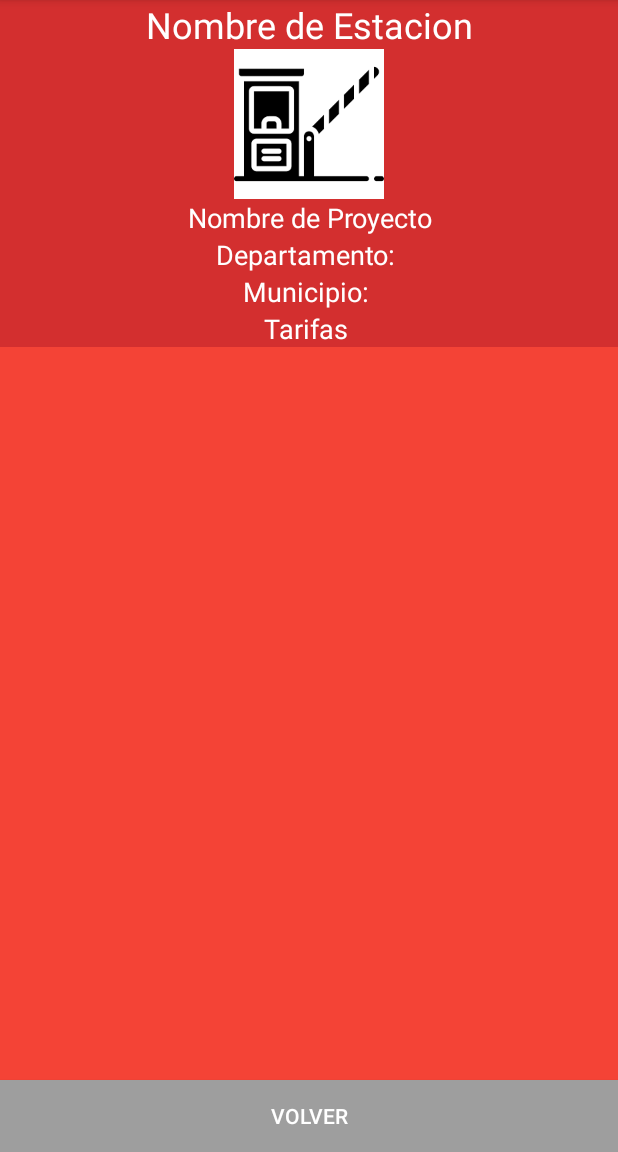
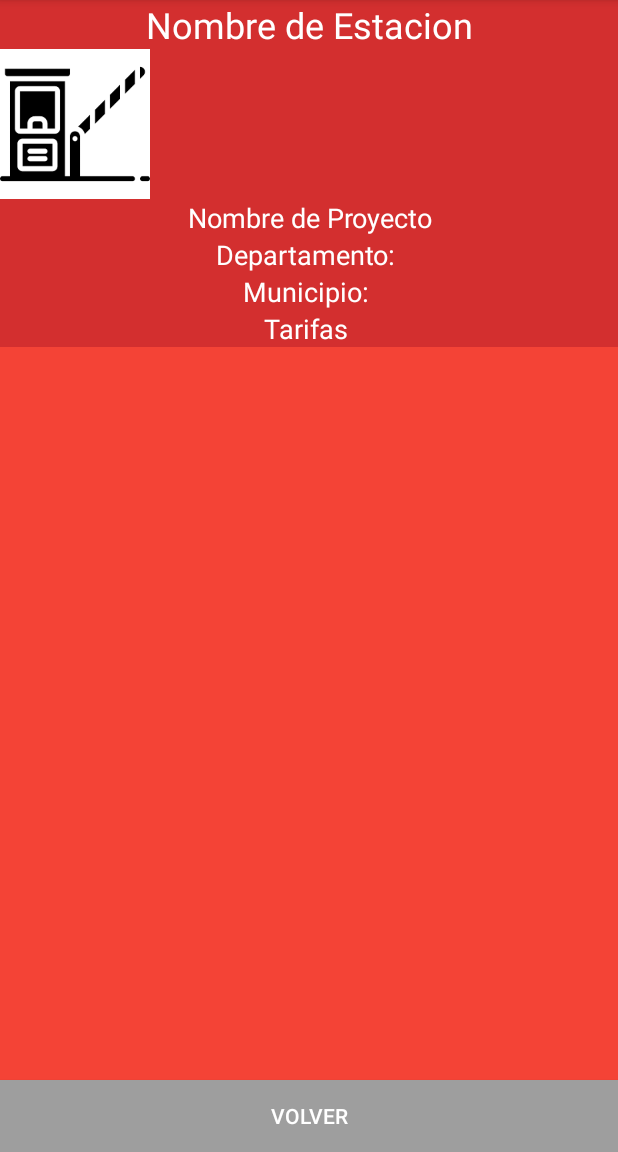
Before and after one commit to Pit2106/tollOpenData, an Android app: the TollView screen opened directly, with no data from a screen before it, on a phone screen of 412 x 824 dp, the part 84-1236 px from its top. Run offline under Robolectric (Android 15) with nearby library versions, the phone set to English and light mode, and no system bars; 39 statements that could not run were skipped.

Commit message:
Change to left Toll Img

```diff
--- a/app/src/main/res/layout/activity_toll_view.xml
+++ b/app/src/main/res/layout/activity_toll_view.xml
@@ -18,12 +18,14 @@
 
     <ImageView
         android:id="@+id/imgLogo"
-        android:layout_centerInParent="true"
-        android:src="@drawable/toll_icon"
-        android:layout_below="@+id/tvName"
         android:layout_width="100dp"
         android:layout_height="100dp"
-        android:layout_gravity="center" />
+        android:layout_below="@+id/tvName"
+        android:layout_alignParentStart="true"
+        android:layout_alignParentLeft="true"
+        android:layout_centerVertical="true"
+        android:layout_gravity="center"
+        android:src="@drawable/toll_icon" />
     <TextView
         android:id="@+id/tvProject"
         android:textColor="@color/colorTextIcons"
--- a/build.gradle
+++ b/build.gradle
@@ -7,7 +7,7 @@ buildscript {
 
     }
     dependencies {
-        classpath 'com.android.tools.build:gradle:3.4.2'
+        classpath 'com.android.tools.build:gradle:3.5.3'
 
         // NOTE: Do not place your application dependencies here; they belong
         // in the individual module build.gradle files
```
Also changed, not shown: gradle/wrapper/gradle-wrapper.properties.
